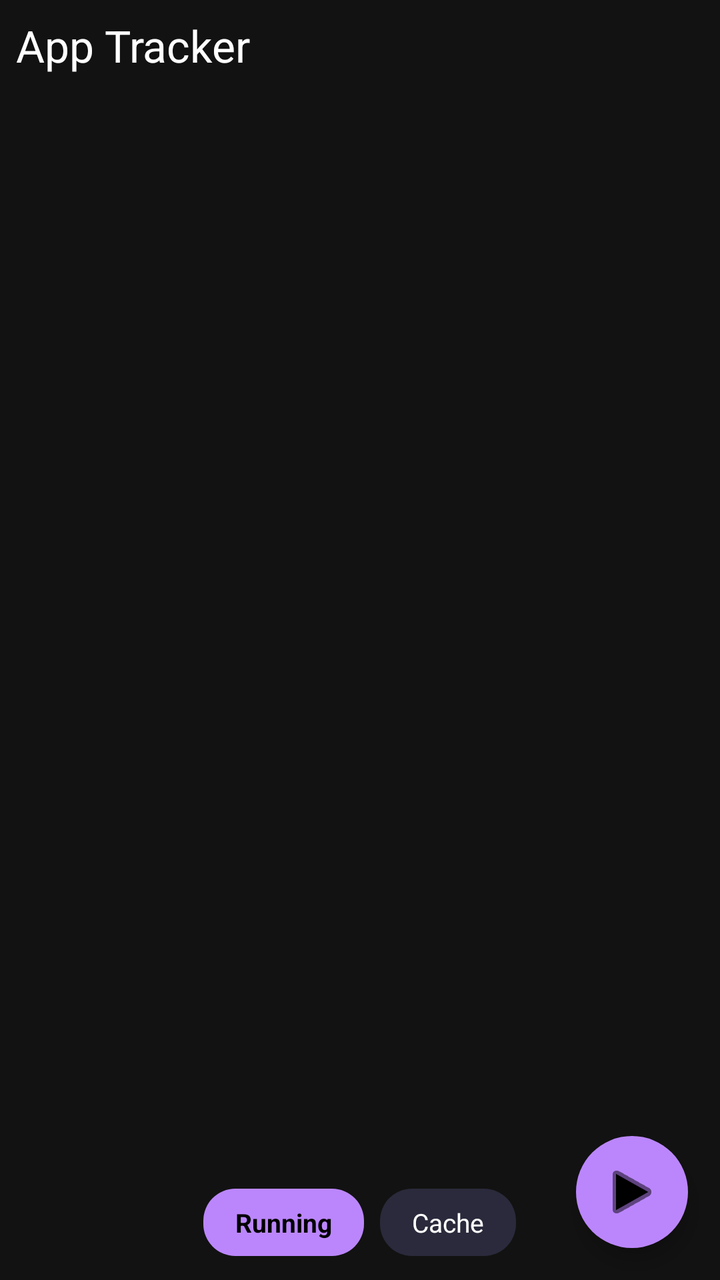
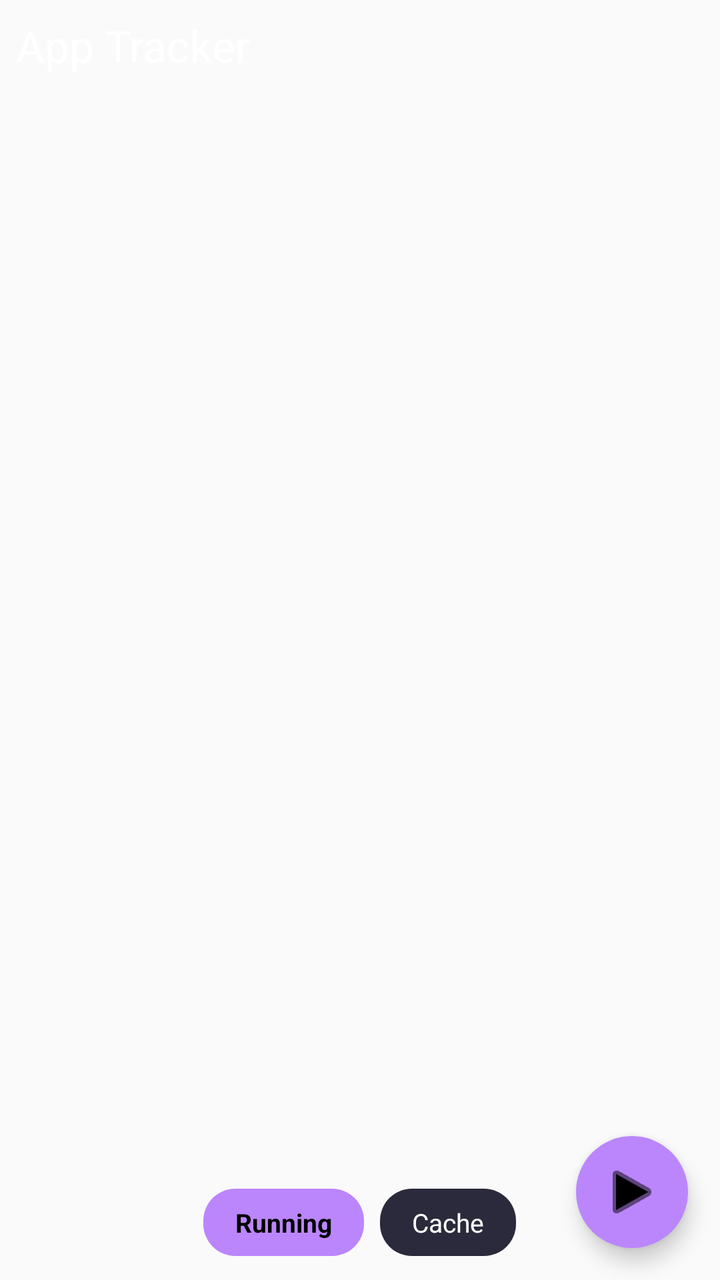

An Android layout rendered at two revisions. The XML below is the earlier revision; the diff shows what the commit changed to produce the second picture.
<!-- AndroidManifest.xml: application theme Theme.LiteReader -->
<!-- res/layout/page_app_tracker.xml -->
<?xml version="1.0" encoding="utf-8"?>
<FrameLayout xmlns:android="http://schemas.android.com/apk/res/android"
    android:layout_width="match_parent"
    android:layout_height="match_parent"
    android:background="#121212">

    <LinearLayout
        android:layout_width="match_parent"
        android:layout_height="match_parent"
        android:orientation="vertical"
        android:padding="8dp">

        <TextView
            android:layout_width="wrap_content"
            android:layout_height="wrap_content"
            android:text="App Tracker"
            android:textColor="#FFFFFF"
            android:textSize="22sp"
            android:paddingBottom="8dp" />

        <LinearLayout
            android:id="@+id/ll_permission_banner"
            android:layout_width="match_parent"
            android:layout_height="wrap_content"
            android:layout_marginBottom="8dp"
            android:background="#3B2D26"
            android:orientation="horizontal"
            android:padding="10dp"
            android:visibility="gone"
            android:gravity="center_vertical">

            <LinearLayout
                android:layout_width="0dp"
                android:layout_height="wrap_content"
                android:layout_weight="1"
                android:orientation="vertical">

                <TextView
                    android:layout_width="wrap_content"
                    android:layout_height="wrap_content"
                    android:text="Usage Stats Needed"
                    android:textColor="#FFB74D"
                    android:textSize="13sp"
                    android:textStyle="bold" />

                <TextView
                    android:layout_width="wrap_content"
                    android:layout_height="wrap_content"
                    android:text="Grant Usage Access to track active apps."
                    android:textColor="#CCCCCC"
                    android:textSize="11sp" />
            </LinearLayout>

            <Button
                android:id="@+id/btn_grant"
                android:layout_width="wrap_content"
                android:layout_height="wrap_content"
                android:backgroundTint="#FF9800"
                android:minHeight="0dp"
                android:minWidth="0dp"
                android:paddingLeft="10dp"
                android:paddingTop="4dp"
                android:paddingRight="10dp"
                android:paddingBottom="4dp"
                android:text="Grant"
                android:textColor="#000000"
                android:textSize="11sp" />
        </LinearLayout>

        
        <FrameLayout
            android:layout_width="match_parent"
            android:layout_height="0dp"
            android:layout_weight="1">

            <TextView
                android:id="@+id/tv_empty"
                android:layout_width="wrap_content"
                android:layout_height="wrap_content"
                android:layout_gravity="center"
                android:text="No data"
                android:textColor="#888888"
                android:visibility="gone" />

            <androidx.recyclerview.widget.RecyclerView
                android:id="@+id/recycler_view"
                android:layout_width="match_parent"
                android:layout_height="match_parent"
                android:clipToPadding="false"
                android:paddingBottom="12dp" />

        </FrameLayout>

        
        <LinearLayout
            android:layout_width="match_parent"
            android:layout_height="wrap_content"
            android:gravity="center"
            android:orientation="horizontal"
            android:paddingTop="8dp"
            android:paddingBottom="4dp">

            <TextView
                android:id="@+id/tab_running"
                android:layout_width="wrap_content"
                android:layout_height="wrap_content"
                android:layout_marginEnd="4dp"
                android:background="@drawable/bg_tab_selected"
                android:paddingLeft="16dp"
                android:paddingTop="8dp"
                android:paddingRight="16dp"
                android:paddingBottom="8dp"
                android:text="Running"
                android:textColor="#000000"
                android:textSize="13sp"
                android:textStyle="bold" />

            <TextView
                android:id="@+id/tab_cache"
                android:layout_width="wrap_content"
                android:layout_height="wrap_content"
                android:layout_marginStart="4dp"
                android:background="@drawable/bg_tab_unselected"
                android:paddingLeft="16dp"
                android:paddingTop="8dp"
                android:paddingRight="16dp"
                android:paddingBottom="8dp"
                android:text="Cache"
                android:textColor="#FFFFFF"
                android:textSize="13sp" />
        </LinearLayout>

    </LinearLayout>

    <ImageButton
        android:id="@+id/fab_stop_all"
        android:layout_width="56dp"
        android:layout_height="56dp"
        android:layout_gravity="bottom|end"
        android:layout_margin="16dp"
        android:layout_marginBottom="64dp"
        android:background="@drawable/bg_fab_circle"
        android:elevation="6dp"
        android:src="@android:drawable/ic_media_play"
        android:tint="#000000"
        android:contentDescription="Stop All" />

</FrameLayout>
<!-- resources referenced by this layout -->
<resources>
  <!-- drawable bg_fab_circle (drawable) -->
  <?xml version="1.0" encoding="utf-8"?>
  <ripple xmlns:android="http://schemas.android.com/apk/res/android"
      android:color="#40FFFFFF">
      <item>
          <shape android:shape="oval">
              <solid android:color="#BB86FC" />
          </shape>
      </item>
  </ripple>
  <!-- drawable bg_tab_selected (drawable) -->
  <?xml version="1.0" encoding="utf-8"?>
  <shape xmlns:android="http://schemas.android.com/apk/res/android" android:shape="rectangle">
      <corners android:radius="16dp" />
      <solid android:color="#BB86FC" />
  </shape>
  <!-- drawable bg_tab_unselected (drawable) -->
  <?xml version="1.0" encoding="utf-8"?>
  <shape xmlns:android="http://schemas.android.com/apk/res/android" android:shape="rectangle">
      <corners android:radius="16dp" />
      <solid android:color="#2A2A3C" />
  </shape>
  <style name="Theme.LiteReader" parent="android:Theme.Material.Light.NoActionBar" />
</resources>

<!-- the commit's change to res/layout/page_app_tracker.xml (unified diff, before → after) -->
@@ -1,8 +1,7 @@
 <?xml version="1.0" encoding="utf-8"?>
 <FrameLayout xmlns:android="http://schemas.android.com/apk/res/android"
     android:layout_width="match_parent"
-    android:layout_height="match_parent"
-    android:background="#121212">
+    android:layout_height="match_parent">
 
     <LinearLayout
         android:layout_width="match_parent"
